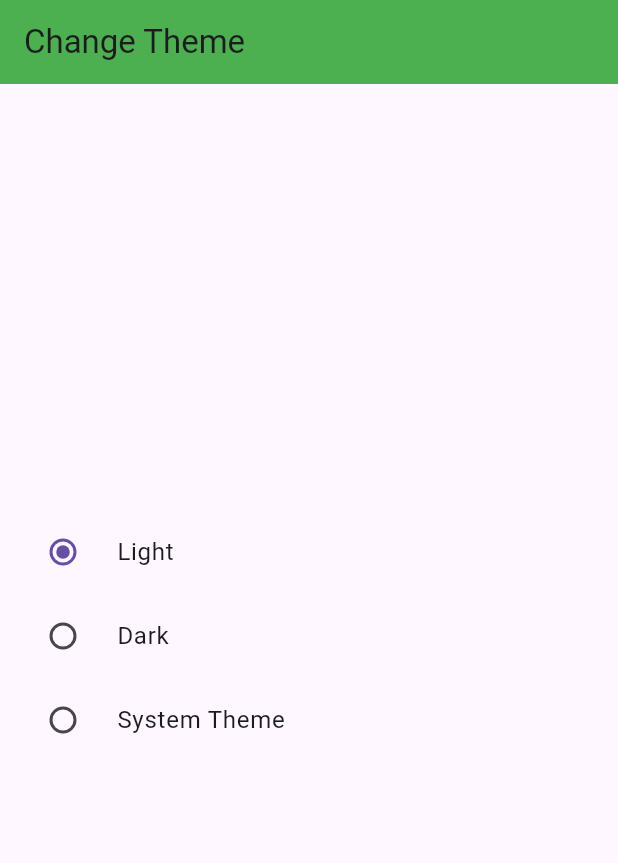
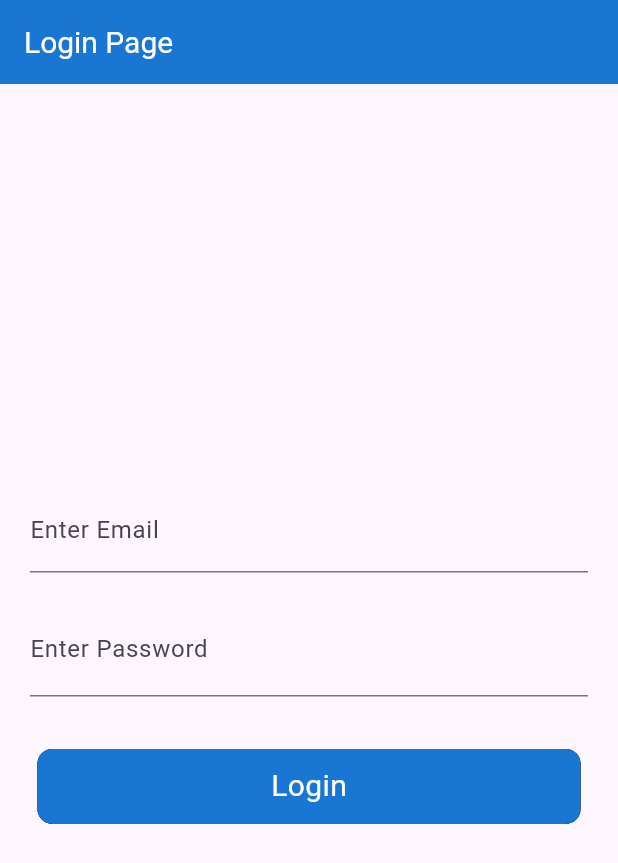
Before and after one commit to DhruvikPrj/Multiple_Provider, a Flutter app: the screen it shows after launch, on a phone screen of 412 x 824 dp. Shown: the top 863 px of the screen. Run offline on Flutter 3.47's test engine with Material 3 defaults, Android fonts, the phone set to English and light mode, and no system bars; our stand-ins replace loading_animation_widget.

```diff
--- a/lib/main.dart
+++ b/lib/main.dart
@@ -1,10 +1,14 @@
 import 'package:flutter/material.dart';
 import 'package:multiple_provider/provider/favourite_provider.dart';
+import 'package:multiple_provider/provider/login_auth_provider.dart';
 import 'package:multiple_provider/provider/slidervalprovider.dart';
 import 'package:multiple_provider/provider/theme_change_provider.dart';
-import 'package:multiple_provider/screens/ThemeChanger/themeChange.dart';
-import 'package:multiple_provider/screens/sliderWithContainers/sliderScreen.dart';
-import 'package:multiple_provider/screens/favourite/favouriteScreen.dart';
+import 'package:multiple_provider/screens/Login_with_Provider/login.dart';
+//import 'package:multiple_provider/screens/ThemeChanger/themeChange.dart';
+//import 'package:multiple_provider/screens/Value_NotifierListener/count_example.dart';
+import 'package:multiple_provider/screens/Value_NotifierListener/text-visibility.dart';
+//import 'package:multiple_provider/screens/sliderWithContainers/sliderScreen.dart';
+//import 'package:multiple_provider/screens/favourite/favouriteScreen.dart';
 import 'package:provider/provider.dart';
 
 void main() {
@@ -30,6 +34,9 @@ class MyApp extends StatelessWidget {
           ChangeNotifierProvider(
             create: (_) => ThemeProvider(),
           ),
+          ChangeNotifierProvider(
+            create: (_) => AuthProvider(),
+          ),
         ],
         child: Builder(
           builder: (BuildContext context) {
@@ -41,15 +48,20 @@ class MyApp extends StatelessWidget {
               theme: ThemeData(
                 brightness: Brightness.light,
                 //colorScheme: ColorScheme.fromSeed(seedColor: Colors.deepPurple),
-                appBarTheme: AppBarTheme(backgroundColor: Colors.green),
+                appBarTheme: AppBarTheme(
+                    backgroundColor: Theme.of(context).primaryColorLight),
                 //primarySwatch: Colors.deepOrange,
               ),
               darkTheme: ThemeData(
                 brightness: Brightness.dark,
                 //primarySwatch: Colors.blue,
-                appBarTheme: AppBarTheme(backgroundColor: Colors.blue),
+                appBarTheme: AppBarTheme(
+                    backgroundColor: Theme.of(context).primaryColorDark),
               ),
-              home: const ThemeChanger(),
+              home: //const ThemeChanger(),
+                  //ValueNotifierListener(),
+                  //TextVisibility(),
+                  const LoginScreen(),
             );
           },
         ));
--- /dev/null
+++ b/lib/provider/login_auth_provider.dart
@@ -0,0 +1,48 @@
+import 'package:flutter/material.dart';
+import 'package:http/http.dart';
+import 'package:flutter/foundation.dart';
+
+class AuthProvider with ChangeNotifier {
+  bool _loading = false;
+  bool get loading => _loading;
+
+  setLoading(bool value) {
+    _loading = value;
+    notifyListeners();
+  }
+
+  void login(String email, String password) async {
+    //set value of loading
+    setLoading(true);
+
+    //exception handling
+    try {
+      Response response = await post(
+          Uri.parse("http://192.168.1.7:4000/api/v1/user/login"),
+          body: {
+            "email": email,
+            "password": password,
+          });
+      if (response.statusCode == 200) {
+        print('Login Successfully');
+        setLoading(false);
+        return;
+      } else {
+        // showDialog(
+        //                   context: context,
+        //                   builder: (context) {
+        //                     return const AlertDialog(
+        //                       title: Text('Login Failed'),
+        //                       content:
+        //                           Text('Please enter valid credentials...'),
+        //                     );
+        //                   },
+        //                 );
+        print("failed");
+      }
+    } catch (e) {
+      print(e.toString());
+      setLoading(false);
+    }
+  }
+}
--- /dev/null
+++ b/lib/screens/Login_with_Provider/login.dart
@@ -0,0 +1,108 @@
+import 'package:flutter/material.dart';
+import 'package:flutter/widgets.dart';
+//Loading Animations
+import 'package:loading_animation_widget/loading_animation_widget.dart';
+import 'package:multiple_provider/provider/login_auth_provider.dart';
+import 'package:provider/provider.dart';
+
+class LoginScreen extends StatefulWidget {
+  const LoginScreen({super.key});
+
+  @override
+  State<LoginScreen> createState() => _LoginScreenState();
+}
+
+class _LoginScreenState extends State<LoginScreen> {
+  final ValueNotifier<bool> toggle = ValueNotifier(true);
+
+  TextEditingController emailController = TextEditingController();
+  TextEditingController passwordController = TextEditingController();
+
+  @override
+  Widget build(BuildContext context) {
+    //provider
+    final authProvider = Provider.of<AuthProvider>(context);
+
+    return Scaffold(
+      appBar: AppBar(
+        title: const Text(
+          "Login Page",
+          style: TextStyle(color: Colors.white, fontSize: 20),
+        ),
+        backgroundColor: Theme.of(context).primaryColorDark,
+      ),
+      body: Padding(
+        padding: const EdgeInsets.all(20.0),
+        child: Column(
+          mainAxisAlignment: MainAxisAlignment.center,
+          crossAxisAlignment: CrossAxisAlignment.center,
+          children: [
+            TextFormField(
+              controller: emailController,
+              decoration: const InputDecoration(
+                label: Text("Enter Email"),
+              ),
+            ),
+            const SizedBox(
+              height: 20,
+            ),
+            ValueListenableBuilder(
+              valueListenable: toggle,
+              builder: (context, value, child) {
+                return TextFormField(
+                  controller: passwordController,
+                  obscureText: toggle.value,
+                  decoration: InputDecoration(
+                      label: const Text("Enter Password"),
+                      suffix: GestureDetector(
+                          onTap: () {
+                            toggle.value = !toggle.value;
+                          },
+                          child: Icon(toggle.value
+                              ? Icons.visibility_off_rounded
+                              : Icons.visibility))),
+                );
+              },
+            ),
+            const SizedBox(
+              height: 30,
+            ),
+            GestureDetector(
+              onTap: () {
+                authProvider.login(emailController.text.toString(),
+                    passwordController.text.toString());
+              },
+              child: Container(
+                  margin: const EdgeInsets.all(5),
+                  height: 50,
+                  //width: MediaQuery.of(context).size.width,
+                  decoration: BoxDecoration(
+                    color: Theme.of(context).primaryColorDark,
+                    borderRadius: BorderRadius.circular(10),
+                    boxShadow: List.filled(
+                        2, const BoxShadow(color: Colors.black87),
+                        growable: true),
+                  ),
+                  child: Center(
+                    child: authProvider.loading
+                        ? LoadingAnimationWidget.twistingDots(
+                            leftDotColor: const Color(0xFF1A1A3F),
+                            rightDotColor: Colors.white,
+                            size: 50,
+                          )
+                        // const AlertDialog(
+                        //     title: Text('Login Failed'),
+                        //     content: Text('Please enter valid credentials...'),
+                        //   )
+                        : const Text(
+                            "Login",
+                            style: TextStyle(color: Colors.white, fontSize: 20),
+                          ),
+                  )),
+            )
+          ],
+        ),
+      ),
+    );
+  }
+}
--- a/pubspec.yaml
+++ b/pubspec.yaml
@@ -36,6 +36,8 @@ dependencies:
   # Use with the CupertinoIcons class for iOS style icons.
   cupertino_icons: ^1.0.6
   provider: ^6.1.1
+  loading_animation_widget: ^1.2.0+4
+  http: ^1.2.1
 
 dev_dependencies:
   flutter_test:
```
Also changed, not shown: lib/screens/Value_NotifierListener/count_example.dart (added, +37 -0 lines), lib/screens/Value_NotifierListener/text-visibility.dart (added, +38 -0 lines).
